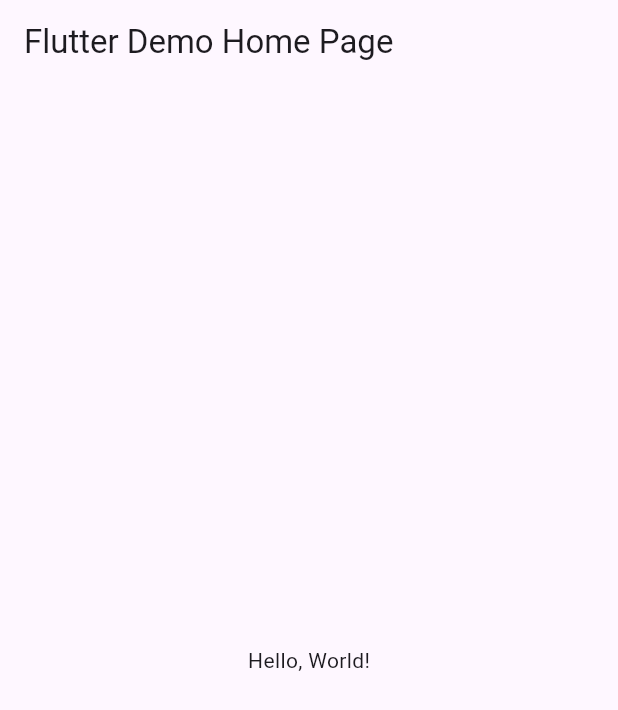
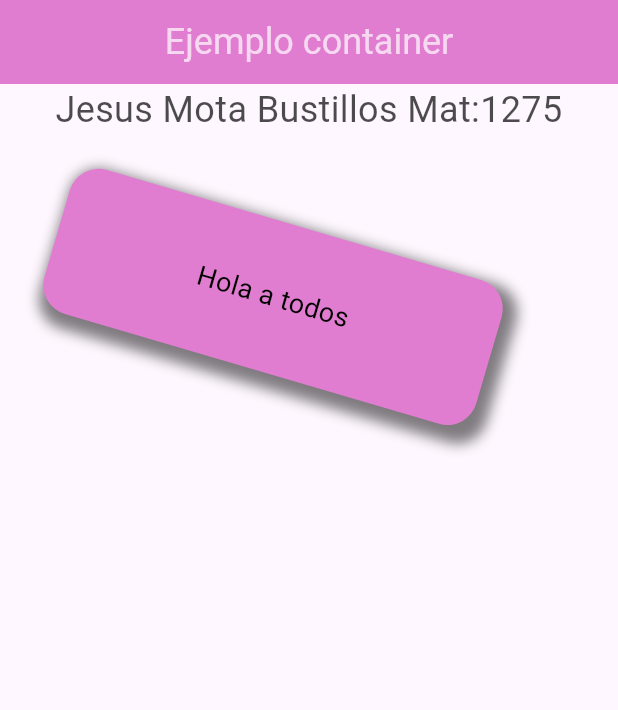
Before and after one commit to Mota-Jesus/p10-5_autonoma, a Flutter app: the screen it shows after launch, on a phone screen of 412 x 824 dp. Shown: the top 710 px of the screen. Run offline on Flutter 3.47's test engine with Material 3 defaults, Android fonts, the phone set to English and light mode, and no system bars.

Commit message:
subir imagen

```diff
--- a/lib/main.dart
+++ b/lib/main.dart
@@ -1,41 +1,66 @@
 import 'package:flutter/material.dart';
+import 'dart:math';
 
-void main() => runApp(MyApp());
+void main() => runApp(const MiContenedorApp());
 
-class MyApp extends StatelessWidget {
-  const MyApp({super.key});
-  // This widget is the root of your application.
+class MiContenedorApp extends StatelessWidget {
+  const MiContenedorApp({Key? key}) : super(key: key);
+
   @override
   Widget build(BuildContext context) {
     return MaterialApp(
-      // Application name
-      title: 'Flutter Hello World',
-      // Application theme data, you can set the colors for the application as
-      // you want
-      theme: ThemeData(
-        // useMaterial3: false,
-        primarySwatch: Colors.blue,
-      ),
-      // A widget which will be started on application startup
-      home: MyHomePage(title: 'Flutter Demo Home Page'),
-    );
-  }
-}
-
-class MyHomePage extends StatelessWidget {
-  final String title;
-  const MyHomePage({super.key, required this.title});
-
-  @override
-  Widget build(BuildContext context) {
-    return Scaffold(
-      appBar: AppBar(
-        // The title text which will be shown on the action bar
-        title: Text(title),
-      ),
-      body: Center(
-        child: Text(
-          'Hello, World!',
+      debugShowCheckedModeBanner: false,
+      home: Scaffold(
+        appBar: AppBar(
+          title: const Text("Ejemplo container"),
+          centerTitle: true,
+          titleTextStyle: const TextStyle(color: Colors.white70, fontSize: 24),
+          backgroundColor: const Color(0xffe17dd1),
+        ),
+        body: Center(
+          child: Column(
+            children: [
+              Text(
+                "Jesus Mota Bustillos Mat:1275",
+                style: TextStyle(color: Color(0xb3000000), fontSize: 24),
+                textAlign: TextAlign.center, // Centra el texto
+              ),
+              const SizedBox(height: 65),
+              // Primer contenedor girado con padding correcto
+              Transform.rotate(
+                angle: pi / 11,
+                child: Padding(
+                  // Padding dentro de Transform.rotate
+                  padding: const EdgeInsets.only(right: 50.0),
+                  child: Container(
+                    width: 300,
+                    height: 100,
+                    decoration: BoxDecoration(
+                      color: const Color(0xffe17dd1),
+                      borderRadius: BorderRadius.circular(20),
+                      boxShadow: [
+                        BoxShadow(
+                          color: Colors.black.withOpacity(0.5),
+                          spreadRadius: 5,
+                          blurRadius: 7,
+                          offset: const Offset(5, 5),
+                        ),
+                      ],
+                    ),
+                    child: const Center(
+                      child: Text(
+                        'Hola a todos',
+                        style: TextStyle(
+                          color: Color(0xff000000),
+                          fontSize: 18,
+                        ),
+                      ),
+                    ),
+                  ),
+                ),
+              ),
+            ],
+          ),
         ),
       ),
     );
```
Also changed, not shown: ContainerGiradoFinal.png (added).
